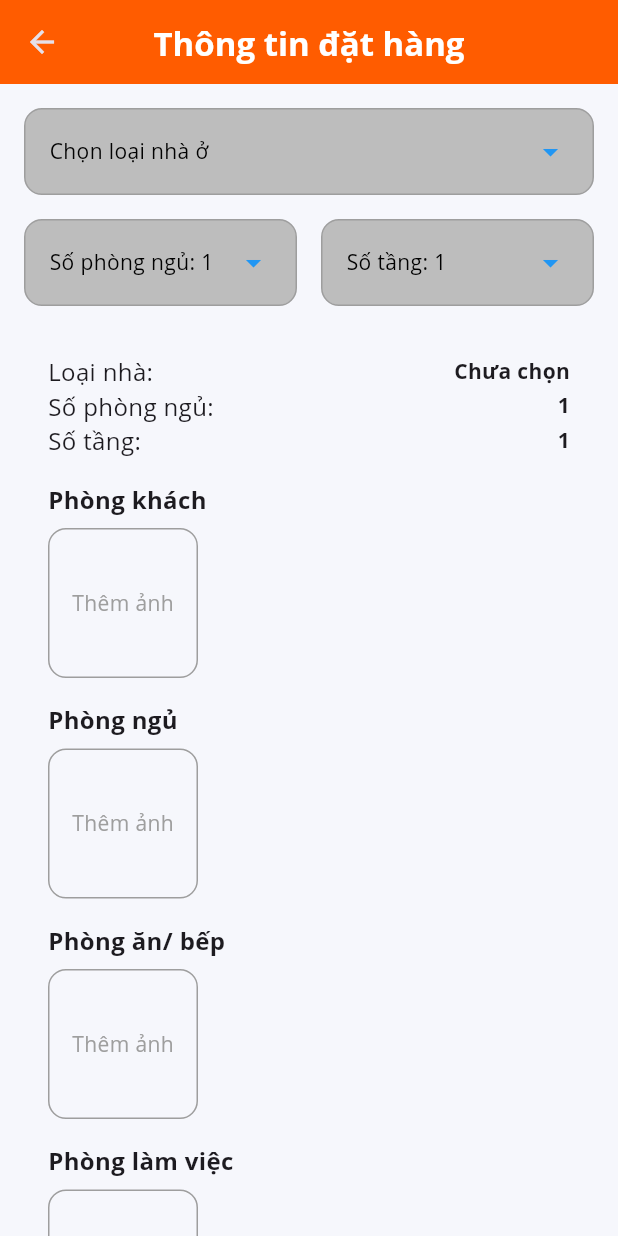
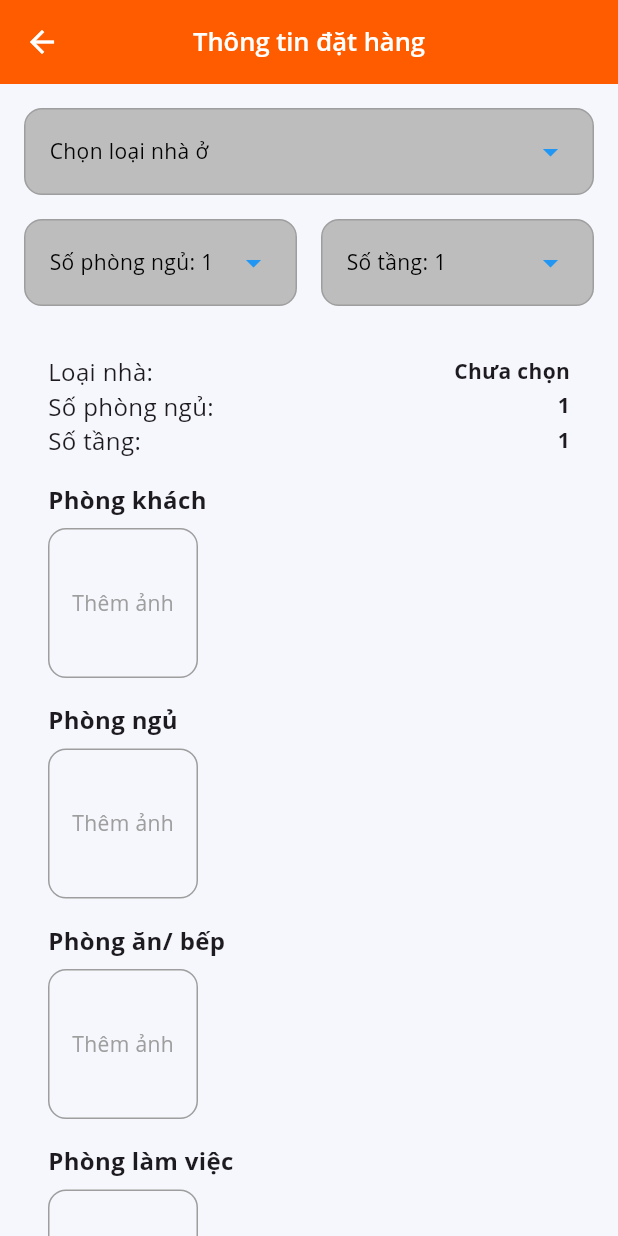
Before and after one commit to CapstoneProjectFA24/movemate-mobile, a Flutter app: the BookingScreen screen opened by its route, on a phone screen of 412 x 824 dp. Run offline on Flutter 3.47's test engine with Material 3 defaults, Android fonts, the phone set to English and light mode, and no system bars; our stand-ins replace auto_route, dio, flutter_hooks, flutter_native_splash, flutter_riverpod, font_awesome_flutter and 4 more; accounts and stored records are empty; Roboto replaces fonts that are missing (Open Sans).

Commit message:
feat(custom_appbar): reuseable app_bar (#5)

```diff
--- a/lib/configs/routes/app_router.dart
+++ b/lib/configs/routes/app_router.dart
@@ -46,7 +46,7 @@ class AppRouter extends _$AppRouter {
         ),
         AutoRoute(
           page: TabViewScreenRoute.page,
-          // initial: true,
+          initial: true,
           guards: [OnboardingGuard(ref: _ref)],
           // guards: [AuthGuard(ref: _ref)],
           children: [
@@ -66,7 +66,7 @@ class AppRouter extends _$AppRouter {
 
         // flow booking
         AutoRoute(
-          initial: true,
+          // initial: true,
           page: BookingScreenRoute.page,
         ),
         AutoRoute(
--- a/lib/features/booking/presentation/booking_screen.dart
+++ b/lib/features/booking/presentation/booking_screen.dart
@@ -2,6 +2,7 @@ import 'package:flutter/material.dart';
 import 'package:auto_route/auto_route.dart';
 import 'package:movemate/configs/routes/app_router.dart';
 import 'package:movemate/features/booking/data/data_sources/booking_shared_preferences.dart';
+import 'package:movemate/utils/commons/widgets/widgets_common_export.dart';
 import 'package:movemate/utils/constants/asset_constant.dart';
 import 'package:movemate/features/booking/presentation/booking_details.dart';
 import 'package:movemate/utils/commons/widgets/booking_layout/widget/booking_selection.dart';
@@ -26,7 +27,7 @@ class BookingScreen extends HookWidget {
       }
 
       loadState();
-      return null; // Clean-up function, not needed here
+      return null;
     }, []);
 
     void _saveState() async {
@@ -36,17 +37,12 @@ class BookingScreen extends HookWidget {
     }
 
     return Scaffold(
-      appBar: AppBar(
-        title: const Text(
-          'Thông tin đặt hàng',
-          style: TextStyle(
-            color: AssetsConstants.whiteColor,
-            fontWeight: FontWeight.bold,
-          ),
-        ),
+      appBar: const CustomAppBar(
+        title: "Thông tin đặt hàng",
         backgroundColor: AssetsConstants.mainColor,
-        elevation: 0,
+        backButtonColor: AssetsConstants.whiteColor,
         centerTitle: true,
+        showBackButton: true,
       ),
       body: SingleChildScrollView(
         child: Padding(
--- a/lib/features/booking/presentation/booking_select_package_screen.dart
+++ b/lib/features/booking/presentation/booking_select_package_screen.dart
@@ -33,6 +33,7 @@ class BookingSelectPackageScreenState
   double totalPrice = 0;
   TextEditingController noteController = TextEditingController();
 
+  int i = 0;
   // Define the packageSelected state and selectedPackageIndex
   List<bool> packageSelected = [];
   int? selectedPackageIndex;
--- a/lib/features/promotion/presentation/promotion_detail_screen/promotion_details.dart
+++ b/lib/features/promotion/presentation/promotion_detail_screen/promotion_details.dart
@@ -2,6 +2,7 @@ import 'package:auto_route/auto_route.dart';
 import 'package:flutter/material.dart';
 import 'package:flutter/services.dart';
 import 'package:movemate/features/promotion/domain/models/promotion_model.dart';
+import 'package:movemate/utils/commons/widgets/app_bar.dart';
 import 'package:movemate/utils/constants/asset_constant.dart';
 
 
@@ -16,10 +17,12 @@ class PromotionDetailScreen extends StatelessWidget {
 
   @override
   Widget build(BuildContext context) {
-    return Scaffold(
-      appBar: AppBar(
-        title: const Text('Chi tiết khuyến mãi'),
+    return  Scaffold(
+      appBar: const CustomAppBar(
+        title:  "Chi tiết khuyến mãi",
         backgroundColor: AssetsConstants.primaryMain,
+        backButtonColor: AssetsConstants.whiteColor,
+        showBackButton: true,
       ),
       body: SingleChildScrollView(
         child: Padding(
--- a/lib/features/promotion/presentation/promotion_screen/promotion_screen.dart
+++ b/lib/features/promotion/presentation/promotion_screen/promotion_screen.dart
@@ -2,6 +2,7 @@ import 'package:flutter/material.dart';
 import 'package:flutter_hooks/flutter_hooks.dart';
 import 'package:hooks_riverpod/hooks_riverpod.dart';
 import 'package:auto_route/auto_route.dart';
+import 'package:movemate/utils/commons/widgets/app_bar.dart';
 
 import 'package:movemate/utils/commons/widgets/promotion_layout/promotion_list.dart';
 import 'package:movemate/utils/constants/asset_constant.dart';
@@ -79,10 +80,9 @@ class PromotionScreen extends HookConsumerWidget {
 
     return Scaffold(
       resizeToAvoidBottomInset: false,
-      appBar: AppBar(
+      appBar: CustomAppBar(
         backgroundColor: AssetsConstants.primaryMain,
-        elevation: 0,
-        title: const Text('Khuyến mãi'),
+        title: "Khuyến mãi",
         bottom: PreferredSize(
           preferredSize: const Size.fromHeight(50.0),
           child: Container(
@@ -107,8 +107,8 @@ class PromotionScreen extends HookConsumerWidget {
                 .where((p) => p.code.contains('DOMESTIC'))
                 .toList(),
           ),
-          _TabContent(content: 'Trains Deals'),
-          _TabContent(content: 'Hotels Deals'),
+          const _TabContent(content: 'Trains Deals'),
+          const _TabContent(content: 'Hotels Deals'),
         ],
       ),
     );
--- /dev/null
+++ b/lib/utils/commons/widgets/app_bar.dart
@@ -0,0 +1,84 @@
+import 'package:flutter/material.dart';
+import '../../constants/asset_constant.dart';
+import 'widgets_common_export.dart';
+
+/// must implement [PreferredSizeWidget]
+class CustomAppBar extends StatelessWidget implements PreferredSizeWidget {
+  final String? title;
+  final Color? backButtonColor;
+  final Color? backgroundColor;
+  final bool? centerTitle;
+  final VoidCallback? onCallBackFirst;
+  final VoidCallback? onCallBackSecond;
+  final IconData? iconFirst;
+  final IconData? iconSecond;
+  final bool showBackButton;
+  final PreferredSize? bottom;
+
+  const CustomAppBar({
+    super.key,
+    this.title,
+    this.backButtonColor = AssetsConstants.blackColor,
+    this.centerTitle = false,
+    this.backgroundColor = AssetsConstants.mainColor,
+    this.onCallBackFirst,
+    this.onCallBackSecond,
+    this.iconFirst,
+    this.iconSecond,
+    this.showBackButton = false,
+    this.bottom,
+  });
+
+  @override
+  Widget build(BuildContext context) {
+    return AppBar(
+      backgroundColor: backgroundColor,
+      centerTitle: centerTitle,
+      elevation: 0,
+      leading: showBackButton
+          ? IconButton(
+              icon: Icon(
+                Icons.arrow_back,
+                color: backButtonColor,
+              ),
+              onPressed: () {
+                Navigator.of(context).pop();
+              },
+            )
+          : null,
+      iconTheme: IconThemeData(
+        color: backButtonColor,
+      ),
+      title: LabelText(
+        content: title ?? 'AppBar',
+        size: AssetsConstants.defaultFontSize - 8.0,
+        color: AssetsConstants.whiteColor,
+        fontWeight: FontWeight.w600,
+      ),
+      actions: [
+        if (iconFirst != null)
+          IconButton(
+            onPressed: onCallBackFirst,
+            icon: Icon(
+              iconFirst,
+              color: AssetsConstants.whiteColor,
+            ),
+          ),
+        if (iconSecond != null)
+          IconButton(
+            onPressed: onCallBackSecond,
+            icon: Icon(
+              iconSecond,
+              color: AssetsConstants.whiteColor,
+            ),
+          ),
+      ],
+      bottom: bottom,
+    );
+  }
+
+  @override
+  // Size get preferredSize => const Size.fromHeight(kToolbarHeight);
+   Size get preferredSize => Size.fromHeight(
+      kToolbarHeight + (bottom?.preferredSize.height ?? 0));
+}
--- a/lib/utils/commons/widgets/widgets_common_export.dart
+++ b/lib/utils/commons/widgets/widgets_common_export.dart
@@ -28,6 +28,11 @@
 // export './value_listenable_builder.dart';
 
 
+
+// main
+export './app_bar.dart';
+
+//form_input
 export './form_input/label_text.dart';
 export './form_input/custom_button.dart';
 export './form_input/password_input.dart';
```
